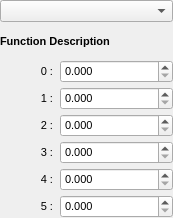
Above: src/gui/keywordwidgets/broadeningfunction.ui from disorderedmaterials/dissolve before the change. Below: the same form after it.
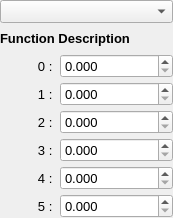
That is the form after the change. Custom widgets are drawn as their Qt base class.

Commit message: Update resource location and change font size for keyword widgets.

```diff
--- a/src/gui/keywordwidgets/broadeningfunction.ui
+++ b/src/gui/keywordwidgets/broadeningfunction.ui
@@ -12,7 +12,7 @@
   </property>
   <property name="font">
    <font>
-    <pointsize>8</pointsize>
+    <pointsize>10</pointsize>
    </font>
   </property>
   <property name="windowTitle">
```
The commit also changes 4 other files.
